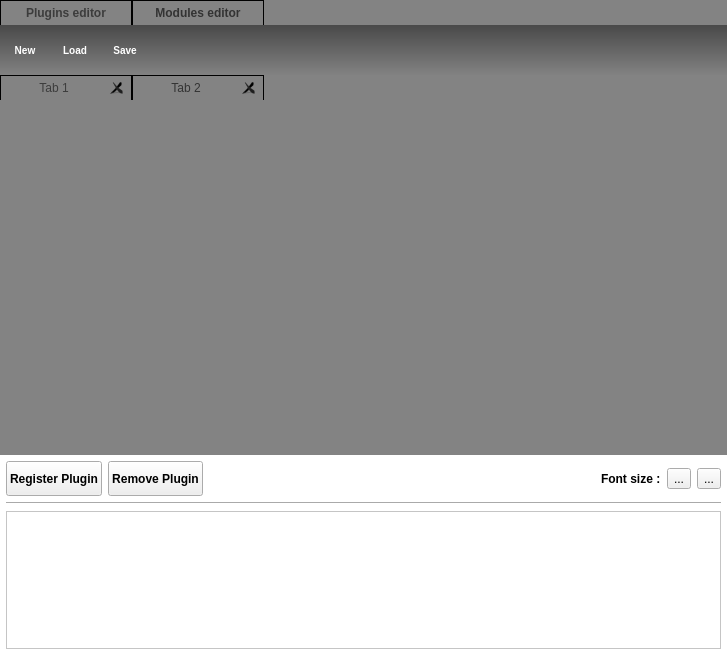
Old version of the form plugins/perspective/GraphPerspective/designer/PythonPluginsIDE.ui in the repository Tulip-Dev/tulip.
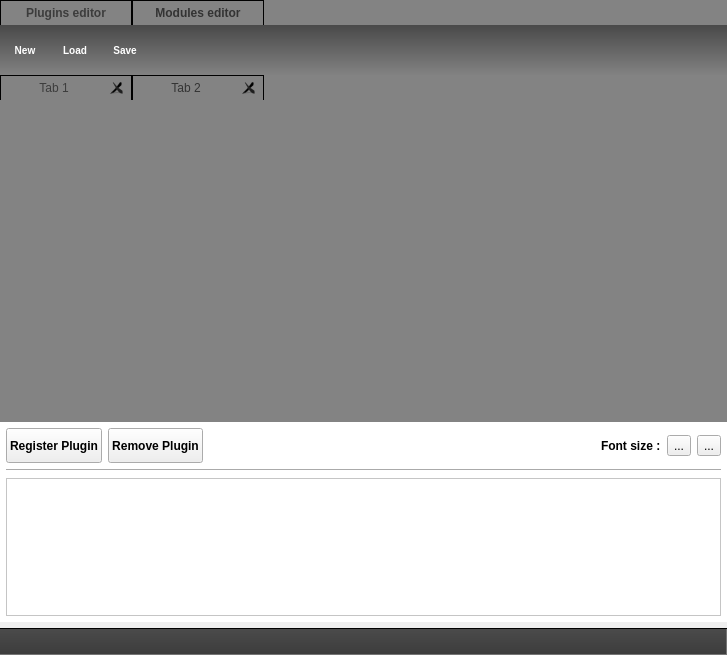
New version of the form. Icons and pictures are not drawn. Custom widgets are drawn as their Qt base class.

Commit message: add the same bottom frame as in the main workspace in the Python plugins IDE in order to keep the GUI consistent when switching between them

```diff
--- a/plugins/perspective/GraphPerspective/designer/PythonPluginsIDE.ui
+++ b/plugins/perspective/GraphPerspective/designer/PythonPluginsIDE.ui
@@ -803,6 +803,37 @@
      </widget>
     </widget>
    </item>
+   <item>
+    <widget class="QFrame" name="frame">
+     <property name="minimumSize">
+      <size>
+       <width>0</width>
+       <height>27</height>
+      </size>
+     </property>
+     <property name="maximumSize">
+      <size>
+       <width>16777215</width>
+       <height>27</height>
+      </size>
+     </property>
+     <property name="styleSheet">
+      <string notr="true">QFrame {
+  border-top: 1px solid black;  
+  border-bottom: 1px solid rgba(117,117,117,255); 
+  border-right: 1px solid rgba(117,117,117,255); 
+  border-left: 0px;
+  background-color: qlineargradient(spread:pad, x1:0, y1:0, x2:, y2:1, stop:0 rgb(75,75,75),stop:1 rgb(60, 60, 60));
+}</string>
+     </property>
+     <property name="frameShape">
+      <enum>QFrame::StyledPanel</enum>
+     </property>
+     <property name="frameShadow">
+      <enum>QFrame::Raised</enum>
+     </property>
+    </widget>
+   </item>
   </layout>
  </widget>
  <customwidgets>
```
Left out of the diff: 87 changed lines with no effect on the pictures.
